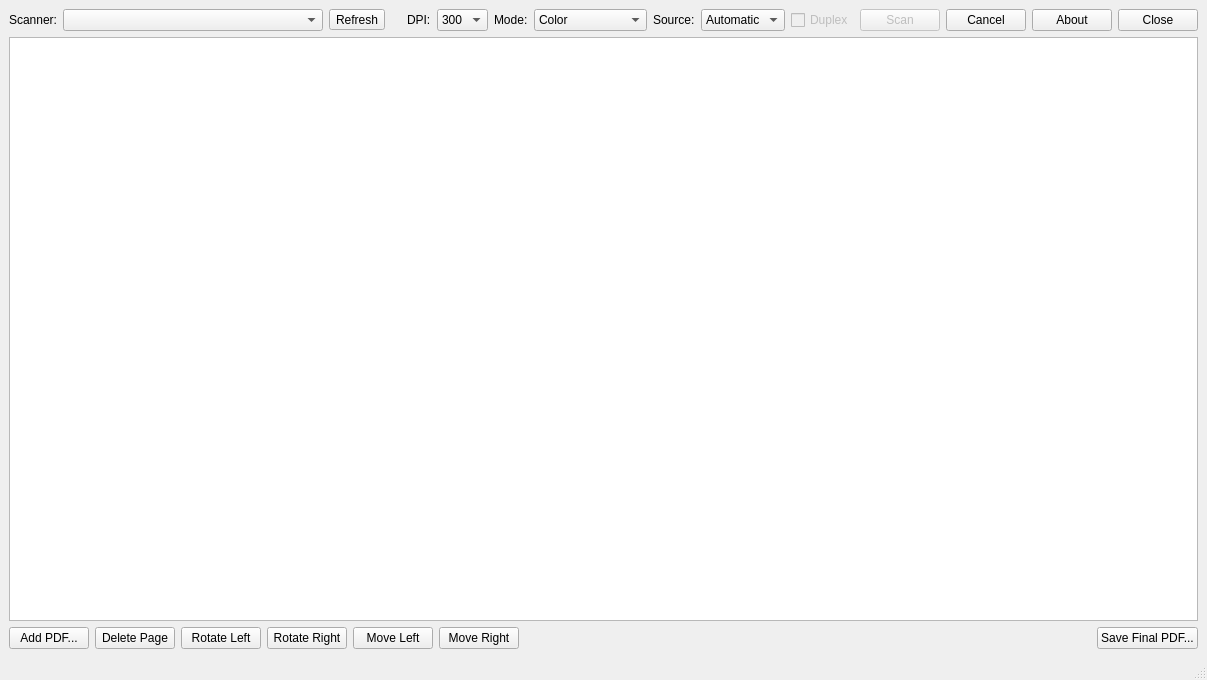
Above: src/mainwindow.ui from gmrandazzo/TiScannUtility before the change. Below: the same form after it.
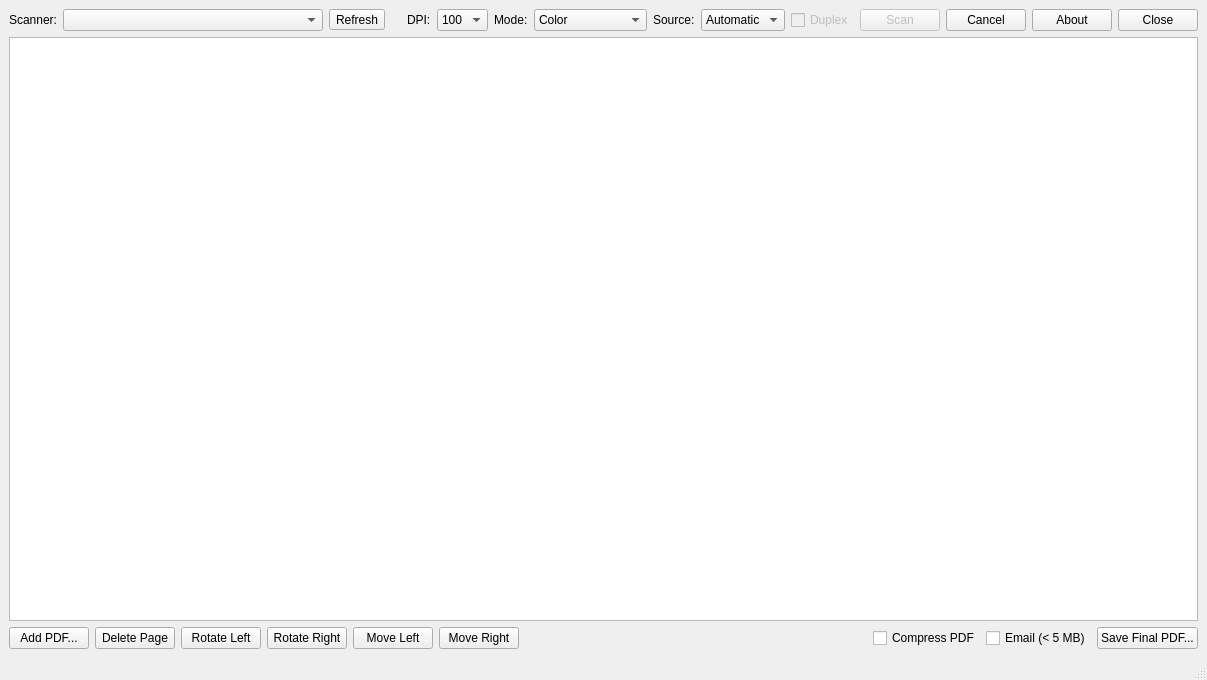
That is the form after the change.

Commit message: feat: Add PDF compression, <5MB email size target, and 100 DPI default

```diff
--- a/src/mainwindow.ui
+++ b/src/mainwindow.ui
@@ -76,8 +76,13 @@
       <item>
        <widget class="QComboBox" name="dpiCombo">
         <property name="currentIndex">
-         <number>1</number>
+         <number>0</number>
         </property>
+        <item>
+         <property name="text">
+          <string>100</string>
+         </property>
+        </item>
         <item>
          <property name="text">
           <string>150</string>
@@ -306,6 +311,26 @@
         </property>
        </spacer>
       </item>
+      <item>
+       <widget class="QCheckBox" name="compressCheck">
+        <property name="text">
+         <string>Compress PDF</string>
+        </property>
+        <property name="toolTip">
+         <string>Compress pages to reduce output PDF file size</string>
+        </property>
+       </widget>
+      </item>
+      <item>
+       <widget class="QCheckBox" name="emailSizeCheck">
+        <property name="text">
+         <string>Email (&lt; 5 MB)</string>
+        </property>
+        <property name="toolTip">
+         <string>Automatically adjust compression and resolution to keep the PDF under 5 MB</string>
+        </property>
+       </widget>
+      </item>
       <item>
        <widget class="QPushButton" name="saveBtn">
         <property name="text">
```
The commit also changes 5 other files.
